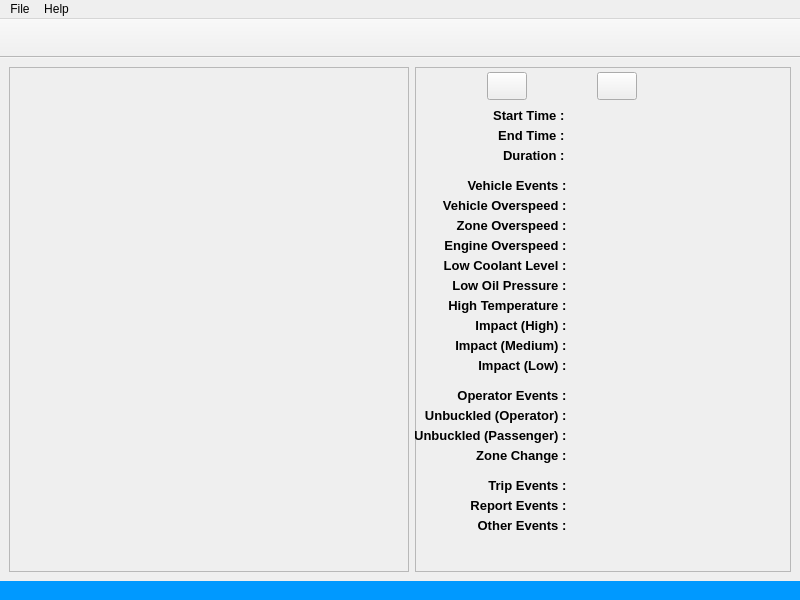
The window that etscrape.ui (mikecv/etscrape) describes before a commit, drawn with Qt 5.
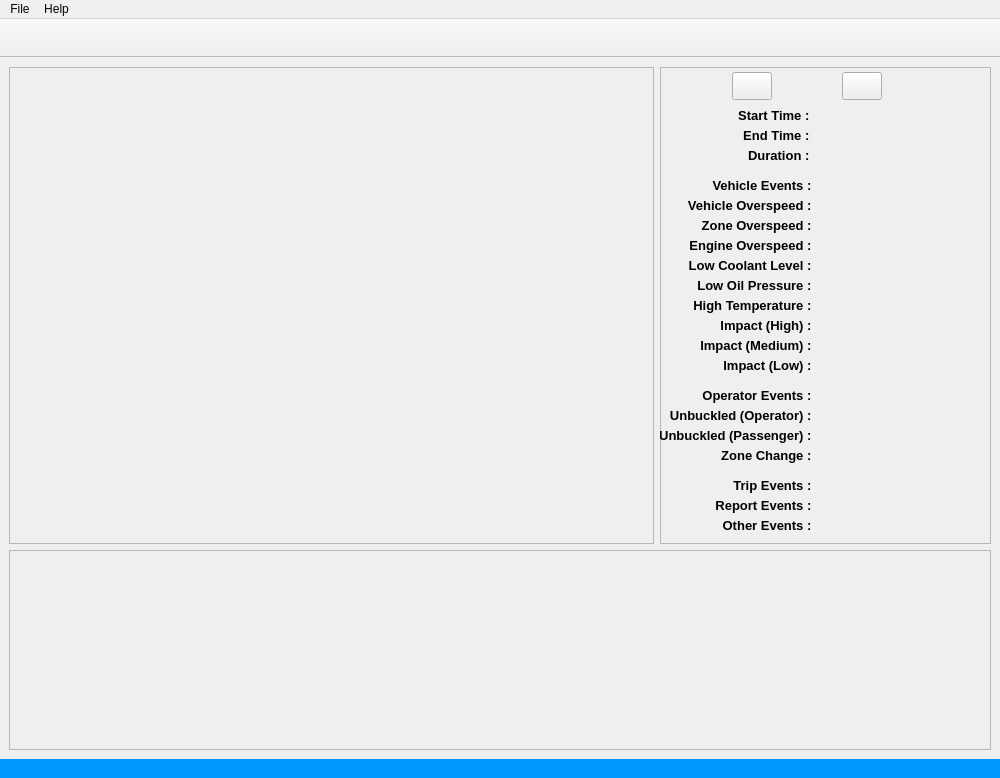
The same window after the commit.

Patch:
```diff
--- a/etscrape.ui
+++ b/etscrape.ui
@@ -6,21 +6,36 @@
    <rect>
     <x>0</x>
     <y>0</y>
-    <width>800</width>
-    <height>600</height>
+    <width>1000</width>
+    <height>778</height>
    </rect>
   </property>
   <property name="windowTitle">
    <string>EarthTrack Log Scraper</string>
   </property>
+  <property name="layoutDirection">
+   <enum>Qt::LeftToRight</enum>
+  </property>
   <widget class="QWidget" name="centralwidget">
+   <property name="sizePolicy">
+    <sizepolicy hsizetype="Preferred" vsizetype="Expanding">
+     <horstretch>0</horstretch>
+     <verstretch>0</verstretch>
+    </sizepolicy>
+   </property>
+   <property name="minimumSize">
+    <size>
+     <width>1000</width>
+     <height>695</height>
+    </size>
+   </property>
    <layout class="QGridLayout" name="gridLayout">
-    <item row="0" column="0">
+    <item row="0" column="0" rowspan="2">
      <widget class="QFrame" name="TripDataframe">
       <property name="minimumSize">
        <size>
-        <width>400</width>
-        <height>100</height>
+        <width>645</width>
+        <height>475</height>
        </size>
       </property>
       <property name="maximumSize">
@@ -42,12 +57,82 @@
       </layout>
      </widget>
     </item>
-    <item row="0" column="1">
+    <item row="2" column="0" colspan="2">
+     <widget class="QFrame" name="Chartframe">
+      <property name="sizePolicy">
+       <sizepolicy hsizetype="Preferred" vsizetype="MinimumExpanding">
+        <horstretch>0</horstretch>
+        <verstretch>0</verstretch>
+       </sizepolicy>
+      </property>
+      <property name="minimumSize">
+       <size>
+        <width>0</width>
+        <height>200</height>
+       </size>
+      </property>
+      <property name="maximumSize">
+       <size>
+        <width>16777215</width>
+        <height>200</height>
+       </size>
+      </property>
+      <property name="frameShape">
+       <enum>QFrame::StyledPanel</enum>
+      </property>
+      <property name="frameShadow">
+       <enum>QFrame::Raised</enum>
+      </property>
+      <layout class="QGridLayout" name="gridLayout_3">
+       <property name="leftMargin">
+        <number>2</number>
+       </property>
+       <property name="topMargin">
+        <number>2</number>
+       </property>
+       <property name="rightMargin">
+        <number>2</number>
+       </property>
+       <property name="bottomMargin">
+        <number>2</number>
+       </property>
+       <property name="spacing">
+        <number>2</number>
+       </property>
+       <item row="0" column="0">
+        <layout class="QVBoxLayout" name="ChartLayout">
+         <property name="spacing">
+          <number>5</number>
+         </property>
+         <property name="leftMargin">
+          <number>5</number>
+         </property>
+         <property name="topMargin">
+          <number>5</number>
+         </property>
+         <property name="rightMargin">
+          <number>5</number>
+         </property>
+         <property name="bottomMargin">
+          <number>5</number>
+         </property>
+        </layout>
+       </item>
+      </layout>
+     </widget>
+    </item>
+    <item row="0" column="1" rowspan="2">
      <widget class="QFrame" name="TripSummaryframe">
+      <property name="sizePolicy">
+       <sizepolicy hsizetype="Preferred" vsizetype="Preferred">
+        <horstretch>0</horstretch>
+        <verstretch>0</verstretch>
+       </sizepolicy>
+      </property>
       <property name="minimumSize">
        <size>
         <width>325</width>
-        <height>400</height>
+        <height>475</height>
        </size>
       </property>
       <property name="maximumSize">
@@ -1224,7 +1309,7 @@
     <rect>
      <x>0</x>
      <y>0</y>
-     <width>800</width>
+     <width>1000</width>
      <height>22</height>
     </rect>
    </property>
```
Left out of the diff: 6 changed lines with no effect on the pictures.
